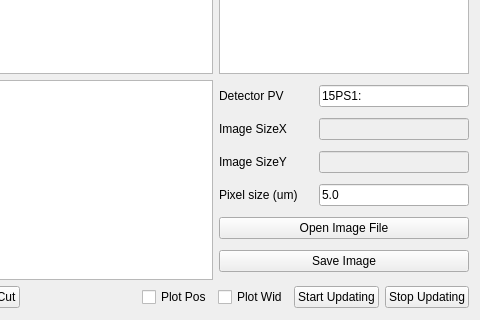
First picture: the form in UI_Forms/DynamicAD_Viewer.ui, repository nayanbera/DynamicAD_Viewer, before the edit; both pictures show x 470 to 950 and y 580 to 900 of the 950 by 900 pixel window.
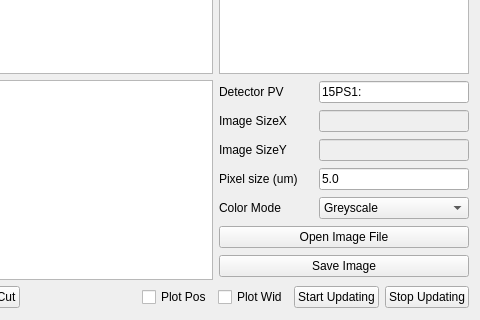
Second picture: the form after the edit. Custom widgets are drawn as their Qt base class.

Commit message: Added Color Mode option

Diff of the .ui file:
```diff
--- a/UI_Forms/DynamicAD_Viewer.ui
+++ b/UI_Forms/DynamicAD_Viewer.ui
@@ -13,8 +13,6 @@
   <property name="windowTitle">
    <string>Form</string>
   </property>
-  <layout class="QVBoxLayout" name="verticalLayout_3">
-   <item>
     <layout class="QVBoxLayout" name="verticalLayout_2">
      <item>
       <layout class="QHBoxLayout" name="horizontalLayout_2">
@@ -53,7 +51,7 @@
       </layout>
      </item>
      <item>
-      <layout class="QHBoxLayout" name="horizontalLayout_7">
+    <layout class="QHBoxLayout" name="horizontalLayout_8">
        <item>
         <widget class="GraphicsLayoutWidget" name="horCutLayout">
          <property name="sizePolicy">
@@ -294,6 +292,67 @@
            </item>
           </layout>
          </item>
+       <item>
+        <layout class="QHBoxLayout" name="horizontalLayout_7">
+         <item>
+          <widget class="QLabel" name="colorModeLabel">
+           <property name="sizePolicy">
+            <sizepolicy hsizetype="Fixed" vsizetype="Fixed">
+             <horstretch>0</horstretch>
+             <verstretch>0</verstretch>
+            </sizepolicy>
+           </property>
+           <property name="minimumSize">
+            <size>
+             <width>94</width>
+             <height>0</height>
+            </size>
+           </property>
+           <property name="maximumSize">
+            <size>
+             <width>94</width>
+             <height>16777215</height>
+            </size>
+           </property>
+           <property name="text">
+            <string>Color Mode</string>
+           </property>
+          </widget>
+         </item>
+         <item>
+          <widget class="QComboBox" name="colorModeComboBox">
+           <property name="sizePolicy">
+            <sizepolicy hsizetype="Fixed" vsizetype="Fixed">
+             <horstretch>0</horstretch>
+             <verstretch>0</verstretch>
+            </sizepolicy>
+           </property>
+           <property name="minimumSize">
+            <size>
+             <width>150</width>
+             <height>0</height>
+            </size>
+           </property>
+           <property name="maximumSize">
+            <size>
+             <width>150</width>
+             <height>16777215</height>
+            </size>
+           </property>
+           <item>
+            <property name="text">
+             <string>Greyscale</string>
+            </property>
+           </item>
+           <item>
+            <property name="text">
+             <string>RGB</string>
+            </property>
+           </item>
+          </widget>
+         </item>
+        </layout>
+       </item>
          <item>
           <widget class="QPushButton" name="openImageFilePushButton">
            <property name="sizePolicy">
@@ -450,8 +509,6 @@
           <string>Stop Updating</string>
          </property>
         </widget>
-       </item>
-      </layout>
      </item>
     </layout>
    </item>
```
Lines whose indentation alone changed are shown as unchanged. The commit also changes 3 other files.
